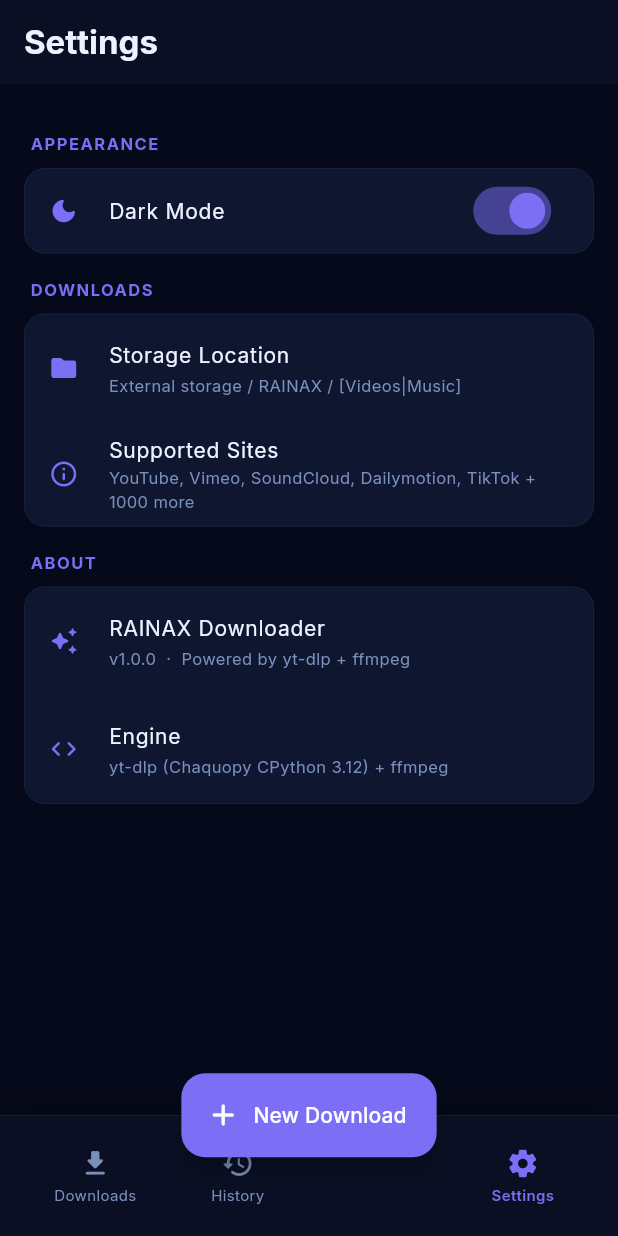
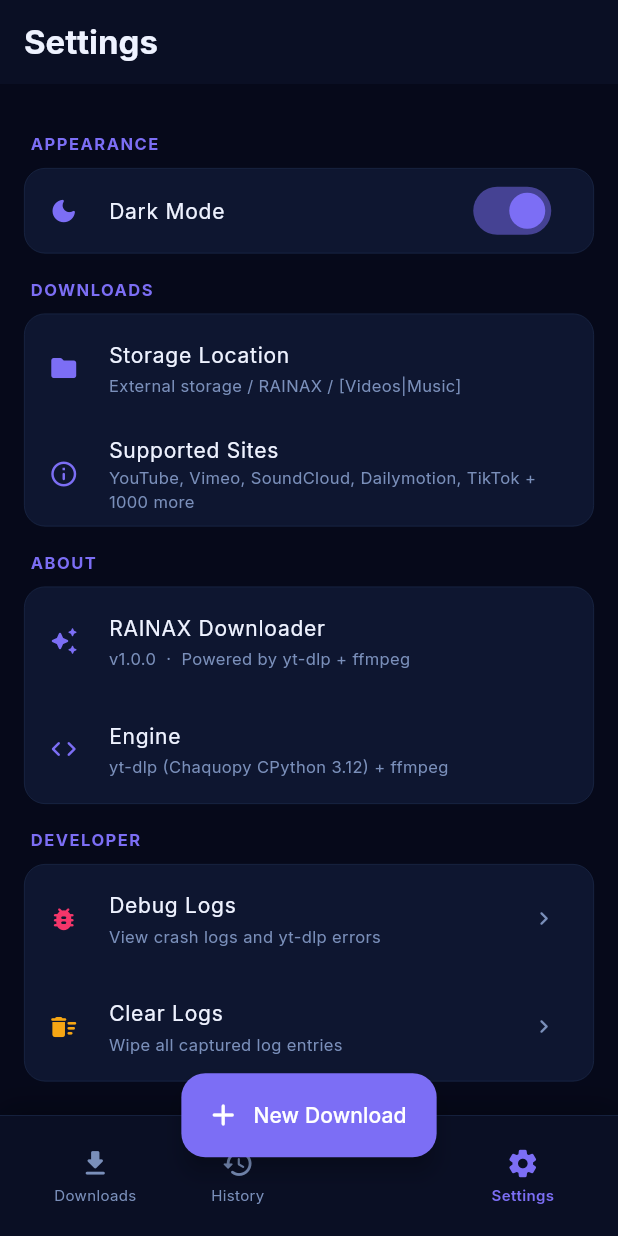
Before and after one commit to manalgetonr-dev/rainax, a Flutter app: the screen it shows after launch, item 3 of the bottom bar chosen, on a phone screen of 412 x 824 dp. Run offline on Flutter 3.47's test engine with Material 3 defaults, Android fonts, the phone set to English and light mode, and no system bars; our stand-ins replace google_fonts, open_filex, permission_handler, shared_preferences.

```diff
--- a/lib/main.dart
+++ b/lib/main.dart
@@ -8,6 +8,7 @@
 import 'screens/home_screen.dart';
 import 'screens/settings_screen.dart';
 import 'theme.dart';
+import 'services/crash_log_service.dart';
 
 void main() async {
   WidgetsFlutterBinding.ensureInitialized();
@@ -24,6 +25,9 @@
     DeviceOrientation.portraitDown,
   ]);
 
+  await CrashLogService.instance.init();
+  CrashLogService.instance.info('App', 'RAINAX starting up');
+
   runApp(const RainaxApp());
 }
 
@@ -36,6 +40,7 @@
       providers: [
         ChangeNotifierProvider(create: (_) => DownloadProvider()..init()),
         ChangeNotifierProvider(create: (_) => ThemeProvider()),
+        ChangeNotifierProvider.value(value: CrashLogService.instance),
       ],
       child: Consumer<ThemeProvider>(
         builder: (_, themeProv, __) => MaterialApp(
--- a/lib/screens/add_download_screen.dart
+++ b/lib/screens/add_download_screen.dart
@@ -8,6 +8,7 @@
 import '../theme.dart';
 import '../widgets/format_chip.dart';
 import '../widgets/video_info_card.dart';
+import '../services/crash_log_service.dart';
 
 class AddDownloadSheet extends StatefulWidget {
   final String? prefillUrl;
@@ -67,12 +68,15 @@
     // FIX: Capture provider reference BEFORE any await so context is
     // guaranteed to be valid even if the widget rebuilds mid-fetch.
     final prov = context.read<DownloadProvider>();
+    final log  = CrashLogService.instance;
+    log.info('FetchInfo', 'Fetching: $url');
 
     setState(() { _fetching = true; _fetchErr = null; _info = null; });
     try {
       final info = await prov.fetchInfo(url);
       if (!mounted) return;
       if (info == null) {
+        log.error('FetchInfo', 'fetchInfo returned null for url: $url');
         setState(() {
           _fetchErr = 'Could not fetch video info. Check the URL and try again.';
           _fetching = false;
@@ -80,21 +84,29 @@
         return;
       }
       if (info.containsKey('error')) {
+        final errMsg   = info['error']?.toString() ?? 'Unknown error';
+        final tbMsg    = info['traceback']?.toString() ?? '';
+        final fullMsg  = tbMsg.isNotEmpty ? '$errMsg\n\n$tbMsg' : errMsg;
+        log.error('FetchInfo', 'yt-dlp error:\n$fullMsg');
         setState(() {
-          _fetchErr = info['error']?.toString() ?? 'Unknown error';
+          _fetchErr = errMsg; // show short msg in UI
           _fetching = false;
         });
         return;
       }
+      log.info('FetchInfo', 'Success: ${info['title'] ?? 'no title'} | playlist=${info['is_playlist']}');
       setState(() {
         _info      = info;
         _fetching  = false;
         _playlist  = info['is_playlist'] == true;
       });
-    } catch (e) {
+    } catch (e, stack) {
       if (!mounted) return;
+      final errStr = e.toString().replaceFirst('Exception: ', '');
+      CrashLogService.instance.fatal('FetchInfo',
+          'Exception: $errStr\n\nStack:\n$stack');
       setState(() {
-        _fetchErr = e.toString().replaceFirst('Exception: ', '');
+        _fetchErr = errStr;
         _fetching = false;
       });
     }
--- a/lib/screens/settings_screen.dart
+++ b/lib/screens/settings_screen.dart
@@ -3,6 +3,8 @@
 import 'package:flutter/material.dart';
 import 'package:provider/provider.dart';
 import 'package:shared_preferences/shared_preferences.dart';
+import '../services/crash_log_service.dart';
+import 'debug_logs_screen.dart';
 import '../theme.dart';
 
 // FIX 21: ThemeProvider now persists the theme choice to SharedPreferences
@@ -79,6 +81,24 @@
               icon:  Icons.code_rounded,
               title: 'Engine',
               sub:   'yt-dlp (Chaquopy CPython 3.12) + ffmpeg',
+            ),
+          ]),
+
+          _Section(title: 'Developer', children: [
+            _TapTile(
+              icon:  Icons.bug_report_rounded,
+              title: 'Debug Logs',
+              sub:   'View crash logs and yt-dlp errors',
+              color: kDanger,
+              onTap: (ctx) => Navigator.push(ctx,
+                  MaterialPageRoute(builder: (_) => const DebugLogsScreen())),
+            ),
+            _TapTile(
+              icon:  Icons.delete_sweep_rounded,
+              title: 'Clear Logs',
+              sub:   'Wipe all captured log entries',
+              color: kWarning,
+              onTap: (_) => CrashLogService.instance.clear(),
             ),
           ]),
         ],
@@ -159,3 +179,33 @@
     );
   }
 }
+
+class _TapTile extends StatelessWidget {
+  final IconData icon;
+  final String title, sub;
+  final Color color;
+  final void Function(BuildContext) onTap;
+  const _TapTile({
+    required this.icon,
+    required this.title,
+    required this.sub,
+    required this.color,
+    required this.onTap,
+  });
+
+  @override
+  Widget build(BuildContext context) {
+    final isDark = Theme.of(context).brightness == Brightness.dark;
+    return ListTile(
+      leading: Icon(icon, color: color, size: 20),
+      title: Text(title, style: const TextStyle(fontSize: 14)),
+      subtitle: Text(sub,
+          style: TextStyle(
+              fontSize: 11,
+              color: isDark ? kDarkTextSec : kLightTextSec)),
+      trailing: Icon(Icons.chevron_right_rounded,
+          size: 18, color: isDark ? kDarkTextSec : kLightTextSec),
+      onTap: () => onTap(context),
+    );
+  }
+}
--- /dev/null
+++ b/lib/services/crash_log_service.dart
@@ -0,0 +1,123 @@
+// lib/services/crash_log_service.dart
+//
+// Lightweight in-app log capture. Stores up to 200 entries in
+// SharedPreferences so you can read them from the Debug Logs screen
+// even after the app restarts — no PC or logcat needed.
+
+import 'dart:convert';
+import 'package:flutter/foundation.dart';
+import 'package:shared_preferences/shared_preferences.dart';
+
+enum LogLevel { info, warning, error, fatal }
+
+class LogEntry {
+  final DateTime time;
+  final LogLevel level;
+  final String tag;
+  final String message;
+
+  LogEntry({
+    required this.time,
+    required this.level,
+    required this.tag,
+    required this.message,
+  });
+
+  Map<String, dynamic> toJson() => {
+    'time':    time.toIso8601String(),
+    'level':   level.index,
+    'tag':     tag,
+    'message': message,
+  };
+
+  factory LogEntry.fromJson(Map<String, dynamic> j) => LogEntry(
+    time:    DateTime.parse(j['time'] as String),
+    level:   LogLevel.values[j['level'] as int],
+    tag:     j['tag'] as String,
+    message: j['message'] as String,
+  );
+
+  String get levelLabel => ['INFO', 'WARN', 'ERROR', 'FATAL'][level.index];
+
+  String get formatted =>
+      '[${time.toLocal().toString().substring(0, 19)}] '
+      '[$levelLabel] [$tag]\n$message';
+}
+
+class CrashLogService extends ChangeNotifier {
+  CrashLogService._();
+  static final CrashLogService instance = CrashLogService._();
+
+  static const _prefKey  = 'rainax_crash_logs_v1';
+  static const _maxLogs  = 200;
+
+  final List<LogEntry> _logs = [];
+  List<LogEntry> get logs => List.unmodifiable(_logs);
+
+  // ── Init ──────────────────────────────────────────────────────────
+
+  Future<void> init() async {
+    await _load();
+    // Capture Flutter framework errors
+    FlutterError.onError = (details) {
+      fatal('FlutterError', details.exceptionAsString() +
+          '\n' + details.stack.toString());
+      FlutterError.presentError(details);
+    };
+  }
+
+  // ── Public API ────────────────────────────────────────────────────
+
+  void info(String tag, String message)    => _add(LogLevel.info,    tag, message);
+  void warning(String tag, String message) => _add(LogLevel.warning, tag, message);
+  void error(String tag, String message)   => _add(LogLevel.error,   tag, message);
+  void fatal(String tag, String message)   => _add(LogLevel.fatal,   tag, message);
+
+  Future<void> clear() async {
+    _logs.clear();
+    final prefs = await SharedPreferences.getInstance();
+    await prefs.remove(_prefKey);
+    notifyListeners();
+  }
+
+  String get fullText => _logs.reversed
+      .map((e) => e.formatted)
+      .join('\n\n─────────────────────────────────\n\n');
+
+  // ── Internal ──────────────────────────────────────────────────────
+
+  void _add(LogLevel level, String tag, String message) {
+    final entry = LogEntry(
+      time: DateTime.now(), level: level, tag: tag, message: message,
+    );
+    _logs.add(entry);
+    if (_logs.length > _maxLogs) _logs.removeAt(0);
+    _persist();
+    notifyListeners();
+    // Mirror to debugPrint so it also shows in IDE/adb if available
+    debugPrint('[RAINAX-${entry.levelLabel}] [$tag] $message');
+  }
+
+  Future<void> _persist() async {
+    try {
+      final prefs = await SharedPreferences.getInstance();
+      final list  = _logs.map((e) => jsonEncode(e.toJson())).toList();
+      await prefs.setStringList(_prefKey, list);
+    } catch (_) {}
+  }
+
+  Future<void> _load() async {
+    try {
+      final prefs = await SharedPreferences.getInstance();
+      final list  = prefs.getStringList(_prefKey) ?? [];
+      _logs.clear();
+      for (final raw in list) {
+        try {
+          _logs.add(LogEntry.fromJson(
+            Map<String, dynamic>.from(jsonDecode(raw) as Map),
+          ));
+        } catch (_) {}
+      }
+    } catch (_) {}
+  }
+}
```
Also changed, not shown: lib/screens/debug_logs_screen.dart (added, +312 -0 lines), lib/services/download_service.dart (+15 -4 lines), 1 other file.
